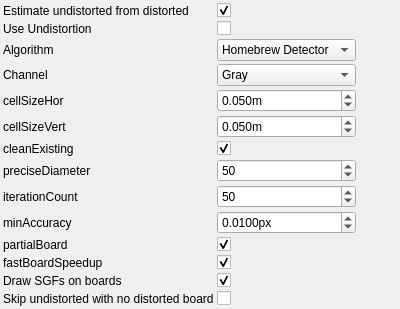
Above: utils/corestructs/coreWidgets/checkerboardDetectionParametersControlWidget.ui from NickPenkrat/corecvs before the change. Below: the same form after it.
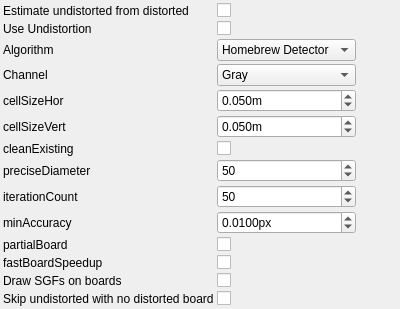
That is the form after the change. Icons and pictures are not drawn.

The edit to the form file:
```diff
--- a/utils/corestructs/coreWidgets/checkerboardDetectionParametersControlWidget.ui
+++ b/utils/corestructs/coreWidgets/checkerboardDetectionParametersControlWidget.ui
@@ -33,7 +33,7 @@
          <string>Estimate undistorted from distorted</string>
        </property>
        <property name="checked">
-           <bool>true</bool>
+           <bool>1</bool>
        </property>
      </widget>
     </item>
@@ -242,7 +242,7 @@
          <string>cleanExisting</string>
        </property>
        <property name="checked">
-           <bool>true</bool>
+           <bool>1</bool>
        </property>
      </widget>
     </item>
@@ -343,7 +343,7 @@
          <string>partialBoard</string>
        </property>
        <property name="checked">
-           <bool>true</bool>
+           <bool>1</bool>
        </property>
      </widget>
     </item>
@@ -360,7 +360,7 @@
          <string>fastBoardSpeedup</string>
        </property>
        <property name="checked">
-           <bool>true</bool>
+           <bool>1</bool>
        </property>
      </widget>
     </item>
@@ -377,7 +377,7 @@
          <string>Draw SGFs on boards</string>
        </property>
        <property name="checked">
-           <bool>true</bool>
+           <bool>1</bool>
        </property>
      </widget>
     </item>
```
Left out of the diff: 20 changed lines with no effect on the pictures. Lines whose indentation alone changed are shown as unchanged.
